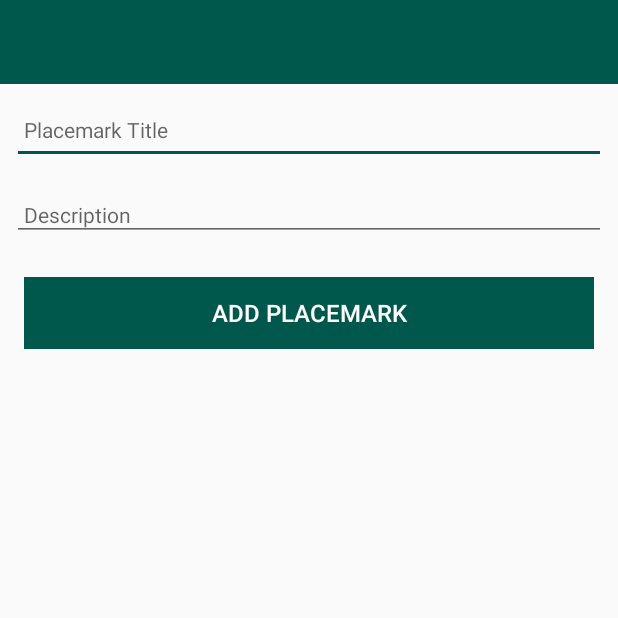
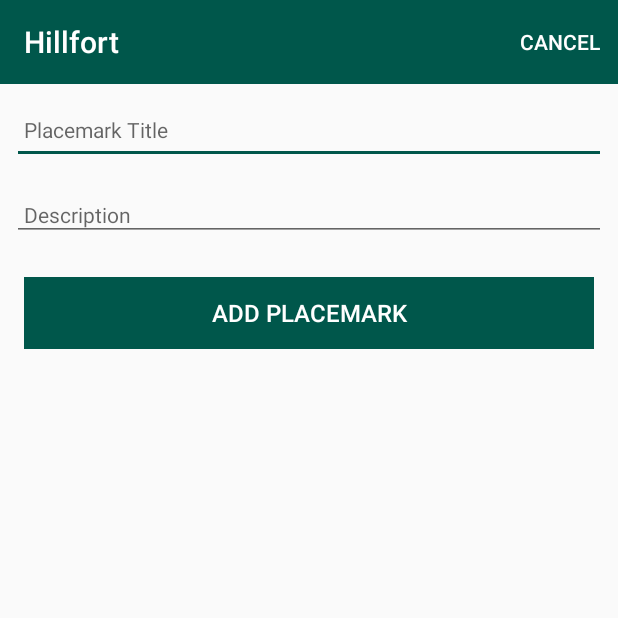
Before and after one commit to AndrewMinogue/Hillfort, an Android app: the HillfortActivity screen opened directly, with no data from a screen before it, on a phone screen of 412 x 824 dp, the top half of it. Run offline under Robolectric (Android 15) with nearby library versions, the phone set to English and light mode, and no system bars; 1 statement that could not run was skipped.

Commit message:
Added menu and new hillfort adapter classes

```diff
--- a/app/src/main/java/assignment/hillfort/activities/HillfortActivity.kt
+++ b/app/src/main/java/assignment/hillfort/activities/HillfortActivity.kt
@@ -2,6 +2,8 @@ package assignment.hillfort.activities
 
 import androidx.appcompat.app.AppCompatActivity
 import android.os.Bundle
+import android.view.Menu
+import android.view.MenuItem
 import assignment.hillfort.main.MainApp
 import kotlinx.android.synthetic.main.activity_hillfort.*
 import org.jetbrains.anko.AnkoLogger
@@ -20,6 +22,11 @@ class HillfortActivity : AppCompatActivity(), AnkoLogger {
         super.onCreate(savedInstanceState)
         setContentView(R.layout.activity_hillfort)
         app = application as MainApp
+        toolbarAdd.title = title
+        setSupportActionBar(toolbarAdd)
+        info("Placemark Activity started..")
+
+
 
         btnAdd.setOnClickListener() {
             hillfort.title = hillfortTitle.text.toString()
@@ -38,4 +45,19 @@ class HillfortActivity : AppCompatActivity(), AnkoLogger {
             }
         }
     }
+
+    override fun onCreateOptionsMenu(menu: Menu?): Boolean {
+        menuInflater.inflate(R.menu.menu_hillfort, menu)
+        return super.onCreateOptionsMenu(menu)
+    }
+
+
+    override fun onOptionsItemSelected(item: MenuItem?): Boolean {
+        when (item?.itemId) {
+            R.id.item_cancel -> {
+                finish()
+            }
+        }
+        return super.onOptionsItemSelected(item)
+    }
 }
--- /dev/null
+++ b/app/src/main/res/menu/menu_hillfort.xml
@@ -0,0 +1,9 @@
+<?xml version="1.0" encoding="utf-8"?>
+<menu xmlns:android="http://schemas.android.com/apk/res/android"
+    xmlns:app="http://schemas.android.com/apk/res-auto">
+
+    <item
+        android:id="@+id/item_cancel"
+        android:title="@string/menu_cancelHillfort"
+        app:showAsAction="always"/>
+</menu>
--- a/app/src/main/res/values/strings.xml
+++ b/app/src/main/res/values/strings.xml
@@ -4,4 +4,5 @@
     <string name="hint_hillfortTitle">Placemark Title</string>
     <string name="hint_hillfortDescription">Description </string>
     <string name="menu_addHillfort">Add</string>
+    <string name="menu_cancelHillfort">Cancel</string>
 </resources>
```
Also changed, not shown: app/src/main/java/assignment/hillfort/activities/HillfortAdapter.kt (added, +38 -0 lines), app/src/main/java/assignment/hillfort/activities/HillfortListActivity.kt (+0 -35 lines).
